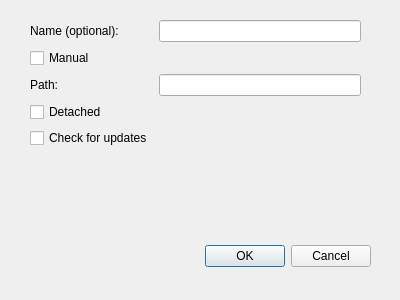
Qt form src/add_app_dialog.ui (Nickswoboda/ExileHub) before a commit.
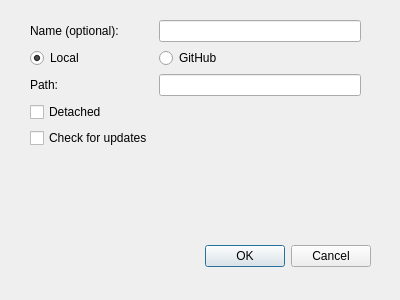
The same form after that commit.

Commit message:
Feat(WIP): update local vs github selection
Updated the way a user selects whether or not the path given will be for
a local file or a github url. Renamed 'manual' to 'local' and added a
radio button for 'github'. This makes it more obvious what not choosing
'manual' means.

The edit to the form file:
```diff
--- a/src/add_app_dialog.ui
+++ b/src/add_app_dialog.ui
@@ -59,13 +59,6 @@
     <item row="2" column="1">
      <widget class="QLineEdit" name="path_edit"/>
     </item>
-    <item row="1" column="0">
-     <widget class="QCheckBox" name="manual_checkbox">
-      <property name="text">
-       <string>Manual</string>
-      </property>
-     </widget>
-    </item>
     <item row="3" column="0">
      <widget class="QCheckBox" name="detached_checkbox">
       <property name="text">
@@ -80,6 +73,26 @@
       </property>
      </widget>
     </item>
+    <item row="1" column="0">
+     <widget class="QRadioButton" name="local_radio">
+      <property name="enabled">
+       <bool>true</bool>
+      </property>
+      <property name="text">
+       <string>Local</string>
+      </property>
+      <property name="checked">
+       <bool>true</bool>
+      </property>
+     </widget>
+    </item>
+    <item row="1" column="1">
+     <widget class="QRadioButton" name="github_radio">
+      <property name="text">
+       <string>GitHub</string>
+      </property>
+     </widget>
+    </item>
    </layout>
   </widget>
  </widget>
```
The commit also changes 1 other file.
